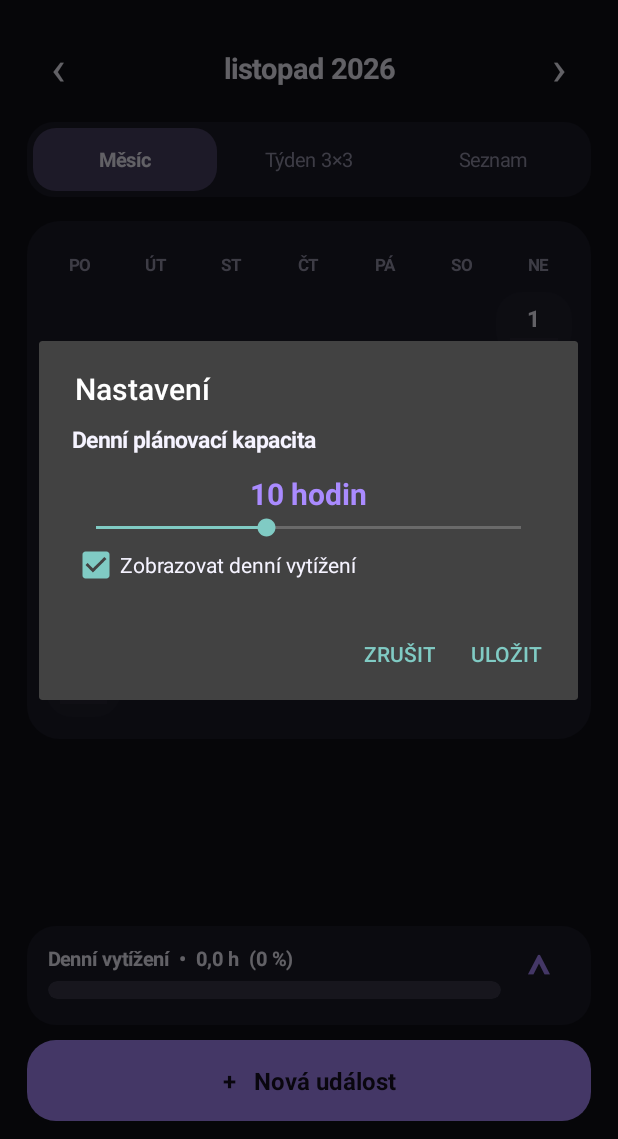
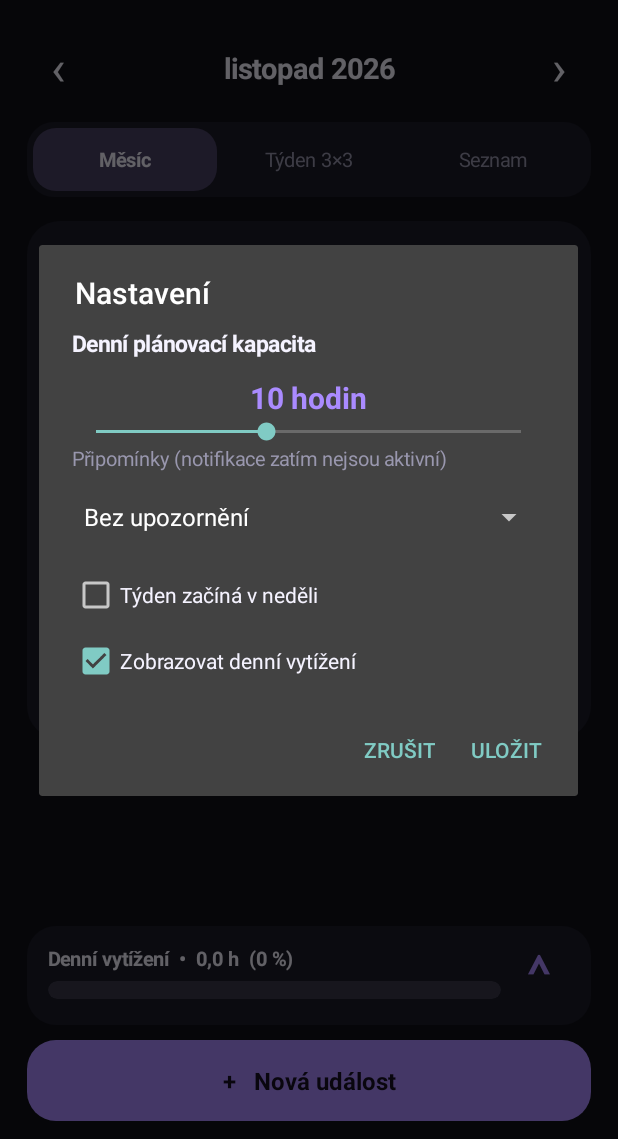
Before and after one commit to Singularity64/calendar, an Android app: the screen it shows after launch (MainActivity), after a tap on an icon or button, on a phone screen of 412 x 824 dp, the part 97-1236 px from its top. Run offline under Robolectric (Android 15) with nearby library versions, the phone set to English and light mode, and no system bars.

Commit message:
Add skippable three-step first-run personalization and editable settings

```diff
--- a/app/src/main/java/cz/genesis/calendar/MainActivity.java
+++ b/app/src/main/java/cz/genesis/calendar/MainActivity.java
@@ -59,6 +59,7 @@ public class MainActivity extends Activity {
     View.SYSTEM_UI_FLAG_LAYOUT_STABLE|View.SYSTEM_UI_FLAG_LAYOUT_FULLSCREEN|View.SYSTEM_UI_FLAG_LAYOUT_HIDE_NAVIGATION);
   }
   draw();
+  if(!getPreferences(0).getBoolean("onboarding_done",false))showOnboarding();
  }
  void draw(){
   root=column();root.setBackgroundColor(BG);
@@ -165,9 +166,9 @@ public class MainActivity extends Activity {
  }
  void monthView(){
   LinearLayout box=column();box.setBackground(shape(SURFACE,22));pad(box,9,13,9,12);content.addView(box,lp(-1,-2));
-  String[] names={"PO","ÚT","ST","ČT","PÁ","SO","NE"};LinearLayout header=row();box.addView(header,lp(-1,32));
+  String[] names=getPreferences(0).getBoolean("week_sunday",false)?new String[]{"NE","PO","ÚT","ST","ČT","PÁ","SO"}:new String[]{"PO","ÚT","ST","ČT","PÁ","SO","NE"};LinearLayout header=row();box.addView(header,lp(-1,32));
   for(String s:names)header.addView(center(s,11,MUTED,true),new LinearLayout.LayoutParams(0,-1,1));
-  int offset=month.atDay(1).getDayOfWeek().getValue()-1;int cells=((offset+month.lengthOfMonth()+6)/7)*7;
+  int offset=month.atDay(1).getDayOfWeek().getValue()-(getPreferences(0).getBoolean("week_sunday",false)?0:1);offset%=7;int cells=((offset+month.lengthOfMonth()+6)/7)*7;
   for(int r=0;r<cells/7;r++){LinearLayout line=row();box.addView(line,lp(-1,48));
    for(int c=0;c<7;c++){int day=r*7+c-offset+1;if(day<1||day>month.lengthOfMonth()){line.addView(new View(this),new LinearLayout.LayoutParams(0,-1,1));continue;}dayTile(line,month.atDay(day),false);}
   }
@@ -236,6 +237,73 @@ public class MainActivity extends Activity {
   }
   gap(card,5);card.addView(text("Obsazený čas z "+capacity()+" h denní kapacity",11,MUTED,false));
  }
+ void showOnboarding(){
+  final int[] step={0};
+  final int[] reminder={0},daily={10},week={0};
+  Dialog dialog=new Dialog(this);
+  LinearLayout shell=column();shell.setBackground(shape(SURFACE,24));pad(shell,22,22,22,18);
+  TextView progress=text("",12,PURPLE,true);shell.addView(progress);gap(shell,12);
+  TextView heading=text("",22,WHITE,true);shell.addView(heading);gap(shell,8);
+  TextView explanation=text("",13,MUTED,false);shell.addView(explanation);gap(shell,18);
+  RadioGroup choices=new RadioGroup(this);choices.setOrientation(1);shell.addView(choices);
+  gap(shell,22);
+  TextView next=center("Pokračovat",16,BG,true);next.setBackground(shape(PURPLE,14));shell.addView(next,lp(-1,50));
+  gap(shell,8);
+  TextView skip=center("Přeskočit vše a začít",14,MUTED,false);shell.addView(skip,lp(-1,45));
+  Runnable finish=()->{
+   getPreferences(0).edit().putBoolean("onboarding_done",true)
+    .putInt("reminder_mode",reminder[0]).putInt("daily_capacity",daily[0])
+    .putBoolean("week_sunday",week[0]==1).apply();
+   dialog.dismiss();draw();
+  };
+  Runnable[] render=new Runnable[1];
+  render[0]=()->{
+   choices.removeAllViews();
+   progress.setText("GENESIS  /  NASTAVENÍ  "+(step[0]+1)+" ZE 3");
+   String[] options;
+   int selectedIndex;
+   if(step[0]==0){
+    heading.setText("Jak často chceš připomínat události?");
+    explanation.setText("Upozornění jsou výchozím nastavením vypnutá. Samotné notifikace připravujeme.");
+    options=new String[]{"Bez upozornění","Jednou před událostí","Dvakrát před událostí"};selectedIndex=reminder[0];
+   }else if(step[0]==1){
+    heading.setText("Kolik hodin denně plánuješ?");
+    explanation.setText("Podle toho počítáme tvoje denní vytížení.");
+    options=new String[]{"8 hodin","10 hodin","12 hodin"};selectedIndex=daily[0]==8?0:daily[0]==12?2:1;
+   }else{
+    heading.setText("Kdy začíná tvůj týden?");
+    explanation.setText("Vyber pořadí dní v měsíčním kalendáři.");
+    options=new String[]{"V pondělí","V neděli"};selectedIndex=week[0];
+   }
+   for(int i=0;i<options.length;i++){
+    RadioButton option=new RadioButton(this);option.setId(i+100);option.setText(options[i]);
+    option.setTextColor(WHITE);option.setButtonTintList(android.content.res.ColorStateList.valueOf(PURPLE));
+    option.setTextSize(15);option.setPadding(dp(4),dp(9),0,dp(9));choices.addView(option);
+   }
+   choices.check(100+selectedIndex);
+   next.setText(step[0]==2?"Dokončit":"Pokračovat");
+  };
+  next.setOnClickListener(v->{
+   int selectedChoice=Math.max(0,choices.getCheckedRadioButtonId()-100);
+   if(step[0]==0)reminder[0]=selectedChoice;
+   else if(step[0]==1)daily[0]=selectedChoice==0?8:selectedChoice==2?12:10;
+   else week[0]=selectedChoice;
+   if(step[0]==2)finish.run();else{step[0]++;render[0].run();}
+  });
+  skip.setOnClickListener(v->{
+   reminder[0]=0;daily[0]=10;week[0]=0;finish.run();
+  });
+  dialog.setOnCancelListener(d->{
+   getPreferences(0).edit().putBoolean("onboarding_done",true).apply();
+  });
+  render[0].run();
+  dialog.setContentView(shell);
+  Window window=dialog.getWindow();
+  if(window!=null){window.setBackgroundDrawableResource(android.R.color.transparent);window.setLayout(-1,-2);}
+  dialog.show();
+  window=dialog.getWindow();
+  if(window!=null){window.setBackgroundDrawableResource(android.R.color.transparent);window.setLayout((int)(getResources().getDisplayMetrics().widthPixels*0.91f),-2);}
+ }
  void showSettings(){
   LinearLayout body=column();pad(body,22,10,22,12);
   body.addView(text("Denní plánovací kapacita",15,WHITE,true));gap(body,12);
@@ -246,9 +314,14 @@ public class MainActivity extends Activity {
    public void onStartTrackingTouch(SeekBar b){}
    public void onStopTrackingTouch(SeekBar b){}
   });
+  body.addView(text("Připomínky (notifikace zatím nejsou aktivní)",13,MUTED,false));gap(body,6);
+  Spinner reminderSetting=new Spinner(this);String[] reminderOptions={"Bez upozornění","Jednou před událostí","Dvakrát před událostí"};
+  android.widget.ArrayAdapter<String> reminderAdapter=new android.widget.ArrayAdapter<>(this,android.R.layout.simple_spinner_dropdown_item,reminderOptions);
+  reminderSetting.setAdapter(reminderAdapter);reminderSetting.setSelection(getPreferences(0).getInt("reminder_mode",0));body.addView(reminderSetting);gap(body,12);
+  CheckBox sunday=new CheckBox(this);sunday.setText("Týden začíná v neděli");sunday.setTextColor(WHITE);sunday.setChecked(getPreferences(0).getBoolean("week_sunday",false));body.addView(sunday);gap(body,12);
   CheckBox visible=new CheckBox(this);visible.setText("Zobrazovat denní vytížení");visible.setTextColor(WHITE);visible.setChecked(healthVisible());body.addView(visible);
   new AlertDialog.Builder(this).setTitle("Nastavení").setView(body).setNegativeButton("Zrušit",null).setPositiveButton("Uložit",(d,w)->{
-   getPreferences(0).edit().putInt("daily_capacity",seek.getProgress()+6).putBoolean("health_visible",visible.isChecked()).apply();draw();
+   getPreferences(0).edit().putInt("daily_capacity",seek.getProgress()+6).putBoolean("health_visible",visible.isChecked()).putBoolean("week_sunday",sunday.isChecked()).putInt("reminder_mode",reminderSetting.getSelectedItemPosition()).apply();draw();
   }).show();
  }
  void showStats(){
```
